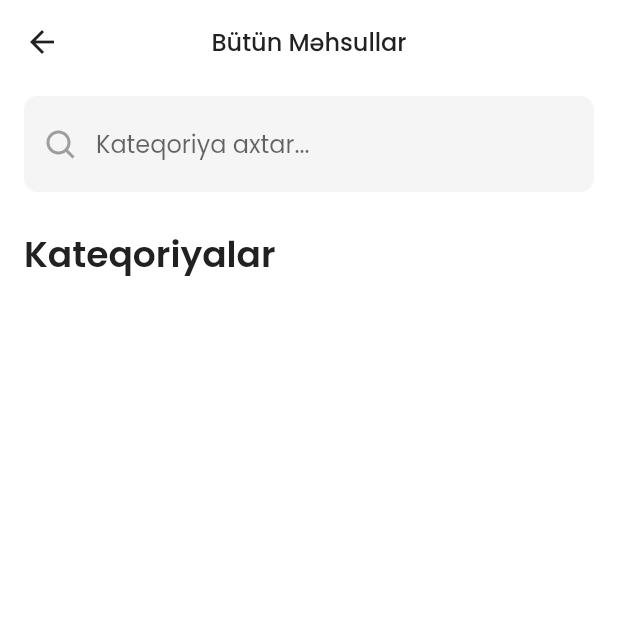
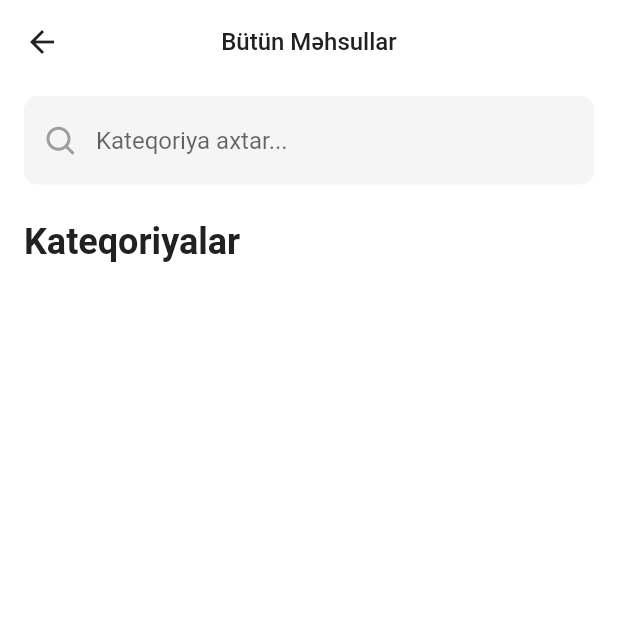
Before and after one commit to hhumbetovv/e_commerce, a Flutter app: the CategoriesView screen opened directly with sample values from the repository, on a phone screen of 412 x 824 dp, the top half of it. Run offline on Flutter 3.47's test engine with Material 2 defaults, Android fonts, the phone set to English and light mode, and no system bars; our stand-ins replace cached_network_image, flutter_svg, shared_preferences; accounts and stored records are empty; network calls fail.

```diff
--- a/lib/constants/app_fonts.dart
+++ b/lib/constants/app_fonts.dart
@@ -1,50 +1,44 @@
 import 'package:e_commerce/constants/color_constants.dart';
 import 'package:flutter/material.dart';
-import 'package:google_fonts/google_fonts.dart';
 
 @immutable
 class AppFonts {
   const AppFonts._();
 
-  static const Color _defaultColor = ColorConstants.black;
   // static final TextStyle _appFont = GoogleFonts.sourceSansPro();
-  static final TextStyle _appFont = GoogleFonts.poppins();
+  static const TextStyle _appFont = TextStyle(
+    fontFamily: 'Poppins',
+    color: ColorConstants.black,
+  );
 
   //! Heading
   static final TextStyle headingLarge = _appFont.copyWith(
-    color: _defaultColor,
     fontWeight: FontWeight.w600,
     fontSize: 48,
   );
   static final TextStyle headingMedium = _appFont.copyWith(
-    color: _defaultColor,
     fontWeight: FontWeight.w600,
     fontSize: 32,
   );
   static final TextStyle headingSmall = _appFont.copyWith(
-    color: _defaultColor,
     fontWeight: FontWeight.w600,
     fontSize: 24,
   );
 
   //! Body
   static final TextStyle bodyLarge = _appFont.copyWith(
-    color: _defaultColor,
     fontWeight: FontWeight.w500,
     fontSize: 18,
   );
   static final TextStyle bodyMedium = _appFont.copyWith(
-    color: _defaultColor,
     fontWeight: FontWeight.w500,
     fontSize: 16,
   );
   static final TextStyle bodySmall = _appFont.copyWith(
-    color: _defaultColor,
     fontWeight: FontWeight.w500,
     fontSize: 14,
   );
   static final TextStyle bodyMinimal = _appFont.copyWith(
-    color: _defaultColor,
     fontWeight: FontWeight.w500,
     fontSize: 14,
   );
--- a/lib/models/category.dart
+++ b/lib/models/category.dart
@@ -1,8 +1,10 @@
+import 'package:e_commerce/models/product.dart';
+
 class CategoryModel {
   final String title;
   final String imageUrl;
   final List<CategoryModel> subCategories;
-  final List<String> products;
+  final List<ProductModel> products;
 
   CategoryModel({
     required this.title,
--- /dev/null
+++ b/lib/models/product.dart
@@ -0,0 +1,17 @@
+class ProductModel {
+  final String title;
+  final String description;
+  final List<String> imageUrls;
+  final double price;
+  final Map<String, dynamic> information;
+  final DateTime createdAt;
+
+  ProductModel({
+    required this.title,
+    required this.description,
+    required this.imageUrls,
+    required this.price,
+    required this.information,
+    required this.createdAt,
+  });
+}
--- a/lib/screens/categories/categories_view.dart
+++ b/lib/screens/categories/categories_view.dart
@@ -25,6 +25,7 @@ class _CategoriesViewState extends State<CategoriesView> {
         title: Text(widget.category.title),
       ),
       body: SingleChildScrollView(
+        physics: const BouncingScrollPhysics(),
         child: Column(
           children: [
             search,
--- a/pubspec.yaml
+++ b/pubspec.yaml
@@ -14,8 +14,6 @@ dependencies:
   flutter:
     sdk: flutter
   flutter_svg: ^2.0.4
-  go_router: ^6.5.0
-  google_fonts: ^4.0.3
   shared_preferences: ^2.0.18
 
 dev_dependencies:
```
Also changed, not shown: lib/screens/products/components/product_card.dart (added, +94 -0 lines), lib/screens/products/products_view.dart (+21 -13 lines), lib/utilities/fake_data.dart (+57 -12 lines), pubspec.lock.
